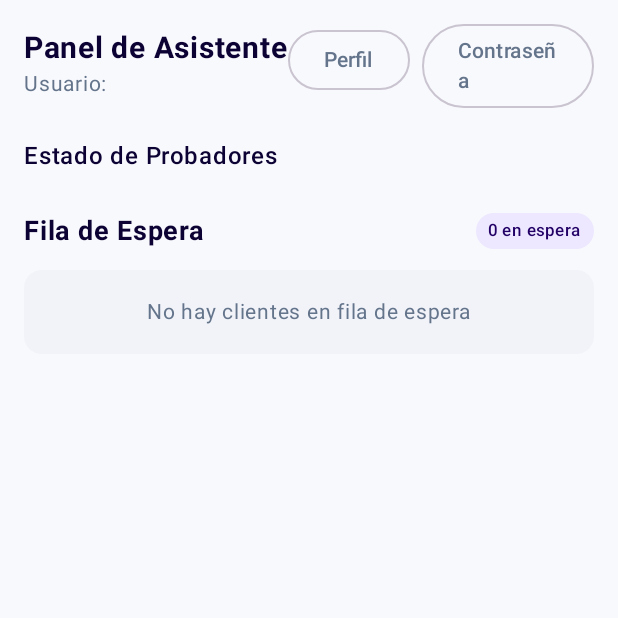
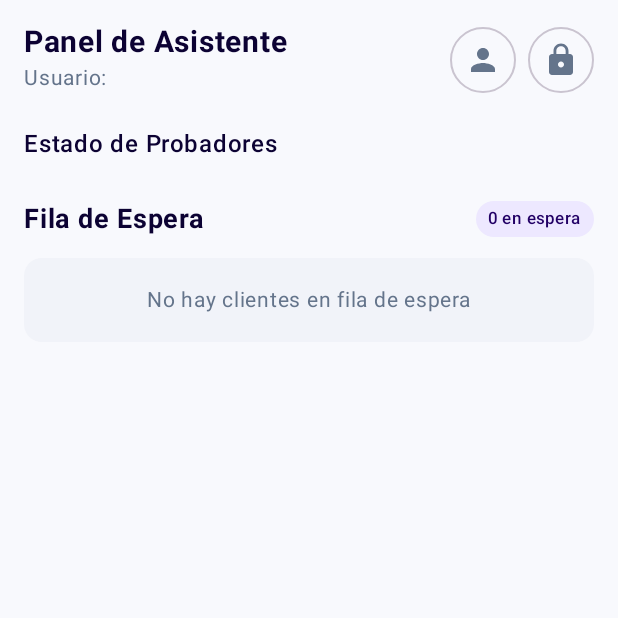
Before and after one commit to Slayer248/RinconSurProbadores, an Android app built with Jetpack Compose: the composable AsistenteScreen called with empty values, on a phone screen of 412 x 824 dp, the top half of it. Run offline under Robolectric (Android 15) with nearby library versions, the phone set to English and light mode, and no system bars; our stand-ins replace livedata-compose.

Commit message:
Arreglo de visual
hicimos cambios en lo responsivo para que se vea mas ordenado.

```diff
--- a/app/src/main/java/com/rinconsur/probadores/ui/asistente/AsistenteScreen.kt
+++ b/app/src/main/java/com/rinconsur/probadores/ui/asistente/AsistenteScreen.kt
@@ -90,17 +90,27 @@ fun AsistenteScreen(
                             passActual = ""
                             mostrarDialogPerfil = true
                         }
-                    }
+                    },
+                    modifier = Modifier.size(44.dp),
+                    contentPadding = PaddingValues(0.dp)
                 ) {
-                    Text("Perfil")
+                    Icon(
+                        imageVector = Icons.Filled.Person,
+                        contentDescription = "Perfil"
+                    )
                 }
 
                 OutlinedButton(
                     onClick = {
                         mostrarDialogCambiarContrasena = true
-                    }
+                    },
+                    modifier = Modifier.size(44.dp),
+                    contentPadding = PaddingValues(0.dp)
                 ) {
-                    Text("Contraseña")
+                    Icon(
+                        imageVector = Icons.Filled.Lock,
+                        contentDescription = "Cambiar contraseña"
+                    )
                 }
             }
         }
```
Also changed, not shown: app/src/main/java/com/rinconsur/probadores/ui/admin/AdminScreen.kt (+24 -13 lines).
